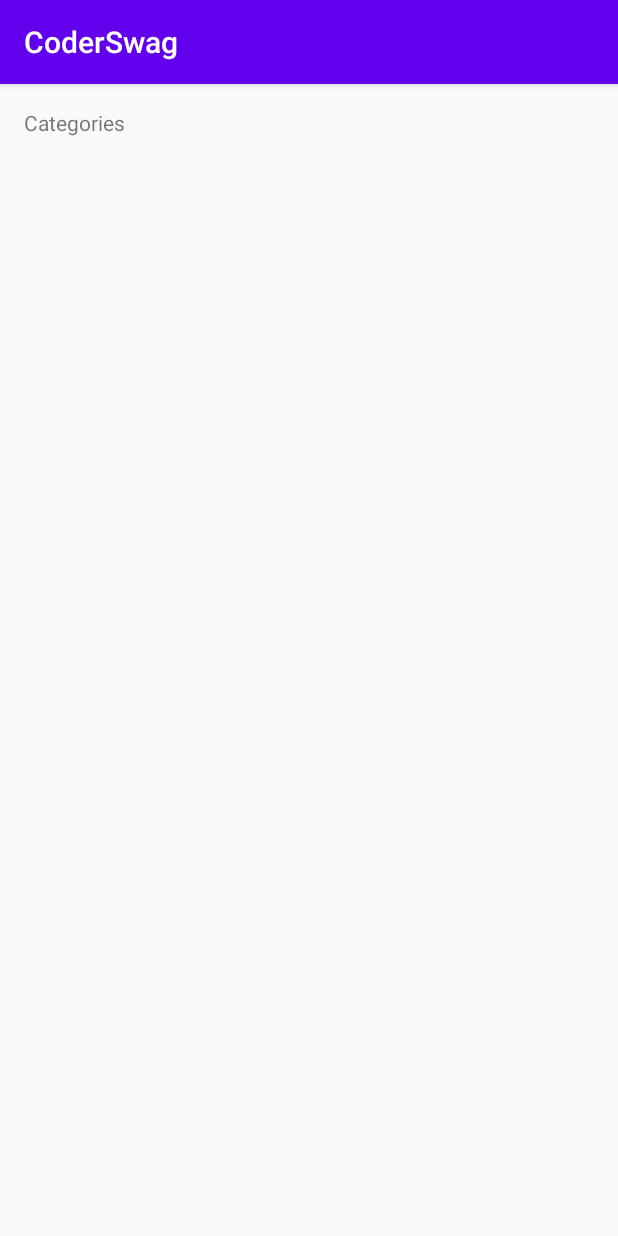
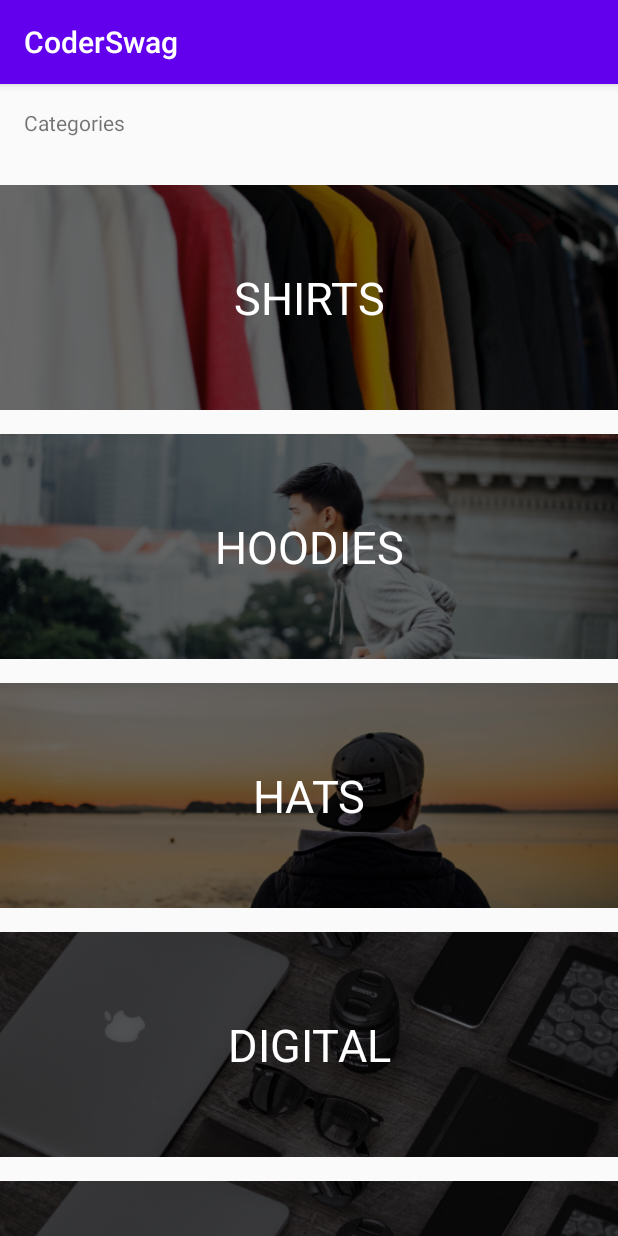
Before and after one commit to NedBark/CoderSwag, an Android app: the screen it shows after launch (MainActivity), on a phone screen of 412 x 824 dp. Run offline under Robolectric (Android 15) with nearby library versions, the phone set to English and light mode, and no system bars.

Commit message:
Added recycler view + adapter

```diff
--- /dev/null
+++ b/app/src/main/java/com/example/coderswag/adapters/CategoryRecyclerAdapter.kt
@@ -0,0 +1,38 @@
+package com.example.coderswag.adapters
+
+import android.content.Context
+import android.view.LayoutInflater
+import android.view.View
+import android.view.ViewGroup
+import android.widget.ImageView
+import android.widget.TextView
+import androidx.recyclerview.widget.RecyclerView
+import com.example.coderswag.R
+import com.example.coderswag.model.Category
+
+class CategoryRecyclerAdapter(private val context: Context, private val categories: List<Category>) : RecyclerView.Adapter<CategoryRecyclerAdapter.Holder>() {
+
+    override fun onBindViewHolder(holder: Holder, position: Int) {
+        holder.bindCategory(categories[position], context)
+    }
+
+    override fun onCreateViewHolder(parent: ViewGroup, viewType: Int): Holder {
+        val view = LayoutInflater.from(parent.context).inflate(R.layout.category_list_item, parent, false)
+        return Holder(view)
+    }
+
+    override fun getItemCount(): Int {
+        return categories.count()
+    }
+
+    inner class Holder(itemView: View?) : RecyclerView.ViewHolder(itemView!!){
+        private val categoryImage = itemView?.findViewById<ImageView>(R.id.categoryImage)
+        private val categoryName = itemView?.findViewById<TextView>(R.id.categoryLabel)
+
+        fun bindCategory(category: Category, context: Context){
+            val resourceID = context.resources.getIdentifier(category.image, "drawable", context.packageName)
+            categoryImage?.setImageResource(resourceID)
+            categoryName?.text = category.title
+        }
+    }
+}
--- a/app/src/main/java/com/example/coderswag/controller/MainActivity.kt
+++ b/app/src/main/java/com/example/coderswag/controller/MainActivity.kt
@@ -3,21 +3,29 @@ package com.example.coderswag.controller
 import androidx.appcompat.app.AppCompatActivity
 import android.os.Bundle
 import android.widget.ArrayAdapter
+import android.widget.LinearLayout
+import androidx.recyclerview.widget.LinearLayoutManager
 import com.example.coderswag.R
 import com.example.coderswag.adapters.CategoryAdapter
+import com.example.coderswag.adapters.CategoryRecyclerAdapter
 import com.example.coderswag.model.Category
 import com.example.coderswag.services.DataService
 import kotlinx.android.synthetic.main.activity_main.*
 
 class MainActivity : AppCompatActivity() {
 
-    lateinit var adapter: CategoryAdapter
+    lateinit var adapter: CategoryRecyclerAdapter
 
     override fun onCreate(savedInstanceState: Bundle?) {
         super.onCreate(savedInstanceState)
         setContentView(R.layout.activity_main)
 
-        adapter = CategoryAdapter(this, DataService.categories)
+        adapter = CategoryRecyclerAdapter(this, DataService.categories)
         listViewCategory.adapter = adapter
+        val layoutManager = LinearLayoutManager(this)
+        listViewCategory.layoutManager = layoutManager
+
+        listViewCategory.setHasFixedSize(true)
+
     }
 }
--- a/app/src/main/res/layout/category_list_item.xml
+++ b/app/src/main/res/layout/category_list_item.xml
@@ -4,7 +4,7 @@
     xmlns:app="http://schemas.android.com/apk/res-auto"
     xmlns:tools="http://schemas.android.com/tools"
     android:layout_width="match_parent"
-    android:layout_height="150dp">
+    android:layout_height="166dp">
 
     <ImageView
         android:id="@+id/categoryImage"
```
